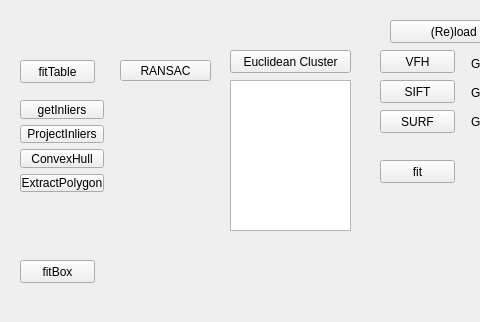
The window that components/objectDetectionTester/src/guiDlg.ui (robocomp/perception) describes before a commit, drawn with Qt 5; both pictures show x 0 to 480 and y 0 to 322 of the 704 by 322 pixel window.
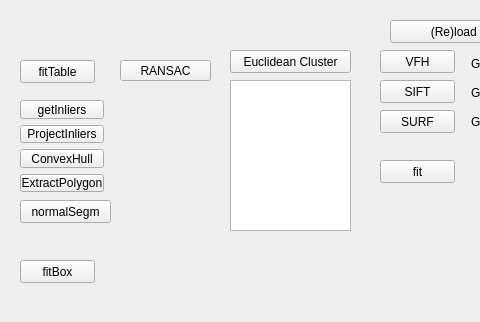
The same window after the commit.

Commit message: adding normals filter

Patch:
```diff
--- a/components/objectDetectionTester/src/guiDlg.ui
+++ b/components/objectDetectionTester/src/guiDlg.ui
@@ -259,6 +259,19 @@
     <string>(Re)load </string>
    </property>
   </widget>
+  <widget class="QPushButton" name="normal_segmentation_button">
+   <property name="geometry">
+    <rect>
+     <x>20</x>
+     <y>200</y>
+     <width>91</width>
+     <height>23</height>
+    </rect>
+   </property>
+   <property name="text">
+    <string>normalSegm</string>
+   </property>
+  </widget>
  </widget>
  <resources/>
  <connections/>
```
The commit also changes 8 other files.
